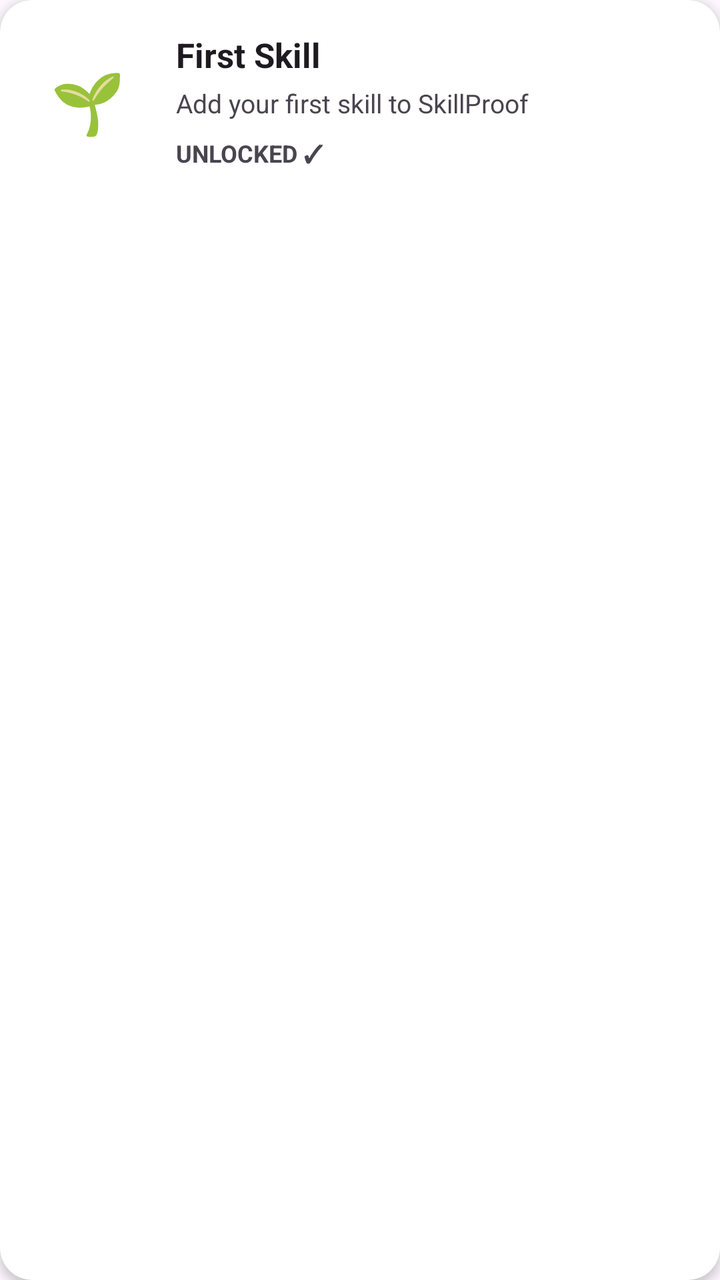
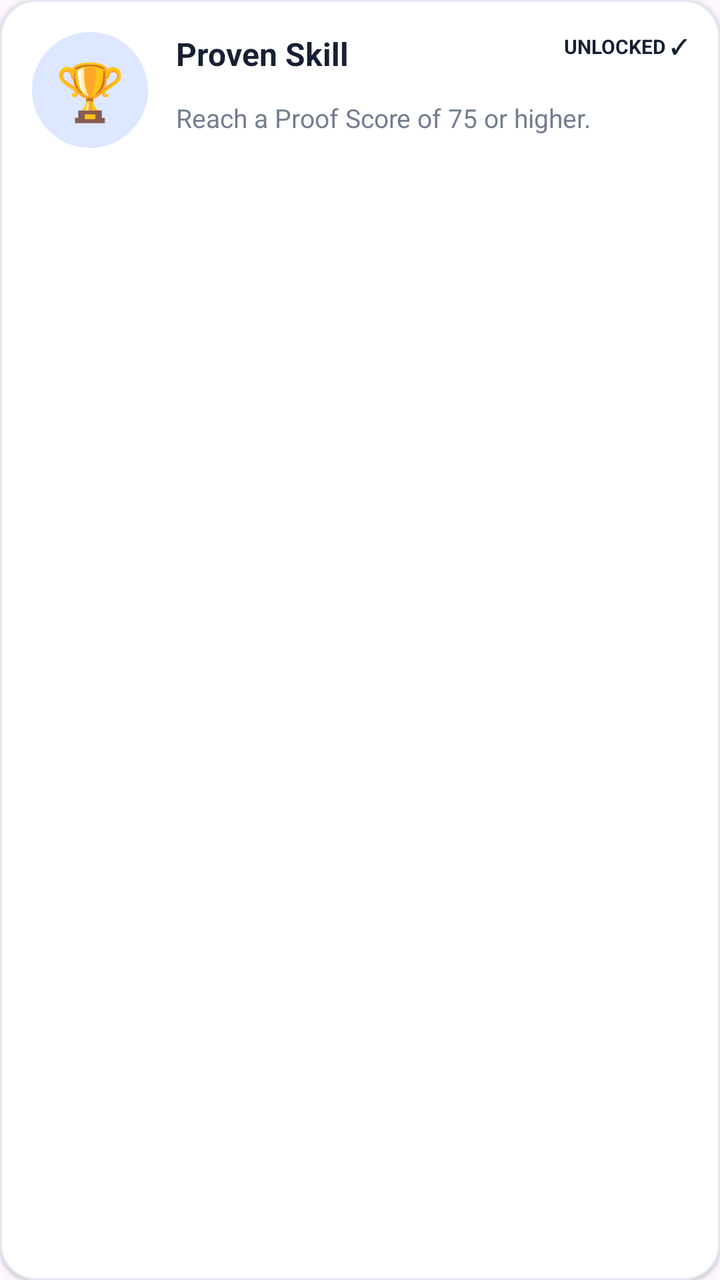

An Android layout rendered at two revisions. The XML below is the earlier revision; the diff shows what the commit changed to produce the second picture.
<!-- AndroidManifest.xml: application theme Theme.Skill_Proof_MAD_ASSIGNMENT_1 -->
<!-- res/layout/item_badge.xml -->
<?xml version="1.0" encoding="utf-8"?>
<androidx.cardview.widget.CardView
    xmlns:android="http://schemas.android.com/apk/res/android"
    xmlns:app="http://schemas.android.com/apk/res-auto"
    android:layout_width="match_parent"
    android:layout_height="wrap_content"
    android:layout_marginStart="16dp"
    android:layout_marginEnd="16dp"
    android:layout_marginBottom="12dp"
    app:cardCornerRadius="16dp"
    app:cardElevation="3dp">

    <androidx.constraintlayout.widget.ConstraintLayout
        android:layout_width="match_parent"
        android:layout_height="wrap_content"
        android:padding="16dp">

        
        <TextView
            android:id="@+id/tvBadgeIcon"
            android:layout_width="56dp"
            android:layout_height="56dp"
            android:gravity="center"
            android:text="🌱"
            android:textSize="30sp"
            app:layout_constraintStart_toStartOf="parent"
            app:layout_constraintTop_toTopOf="parent"
            app:layout_constraintBottom_toBottomOf="parent" />

        
        <TextView
            android:id="@+id/tvBadgeName"
            android:layout_width="0dp"
            android:layout_height="wrap_content"
            android:layout_marginStart="16dp"
            android:text="First Skill"
            android:textSize="17sp"
            android:textStyle="bold"
            android:textColor="?android:attr/textColorPrimary"
            app:layout_constraintStart_toEndOf="@id/tvBadgeIcon"
            app:layout_constraintTop_toTopOf="parent"
            app:layout_constraintEnd_toEndOf="parent" />

        
        <TextView
            android:id="@+id/tvBadgeDescription"
            android:layout_width="0dp"
            android:layout_height="wrap_content"
            android:layout_marginStart="16dp"
            android:layout_marginTop="4dp"
            android:text="Add your first skill to SkillProof"
            android:textSize="13sp"
            android:textColor="?android:attr/textColorSecondary"
            app:layout_constraintStart_toEndOf="@id/tvBadgeIcon"
            app:layout_constraintTop_toBottomOf="@id/tvBadgeName"
            app:layout_constraintEnd_toEndOf="parent" />

        
        <TextView
            android:id="@+id/tvBadgeStatus"
            android:layout_width="wrap_content"
            android:layout_height="wrap_content"
            android:layout_marginStart="16dp"
            android:layout_marginTop="8dp"
            android:text="UNLOCKED ✓"
            android:textSize="12sp"
            android:textStyle="bold"
            app:layout_constraintStart_toEndOf="@id/tvBadgeIcon"
            app:layout_constraintTop_toBottomOf="@id/tvBadgeDescription" />

    </androidx.constraintlayout.widget.ConstraintLayout>

</androidx.cardview.widget.CardView>
<!-- resources referenced by this layout -->
<resources>
  <style name="Theme.Skill_Proof_MAD_ASSIGNMENT_1" parent="Base.Theme.Skill_Proof_MAD_ASSIGNMENT_1" />
  <style name="Base.Theme.Skill_Proof_MAD_ASSIGNMENT_1" parent="Theme.Material3.DayNight.NoActionBar">
          
          
      </style>
</resources>

<!-- the commit's change to res/layout/item_badge.xml (unified diff, before → after) -->
@@ -1,14 +1,15 @@
 <?xml version="1.0" encoding="utf-8"?>
-<androidx.cardview.widget.CardView
+<com.google.android.material.card.MaterialCardView
     xmlns:android="http://schemas.android.com/apk/res/android"
     xmlns:app="http://schemas.android.com/apk/res-auto"
     android:layout_width="match_parent"
     android:layout_height="wrap_content"
-    android:layout_marginStart="16dp"
-    android:layout_marginEnd="16dp"
     android:layout_marginBottom="12dp"
-    app:cardCornerRadius="16dp"
-    app:cardElevation="3dp">
+    app:cardBackgroundColor="@android:color/white"
+    app:cardCornerRadius="18dp"
+    app:cardElevation="1dp"
+    app:strokeColor="#E4E8F0"
+    app:strokeWidth="1dp">
 
     <androidx.constraintlayout.widget.ConstraintLayout
         android:layout_width="match_parent"
@@ -16,58 +17,64 @@
         android:padding="16dp">
 
         
+
         <TextView
             android:id="@+id/tvBadgeIcon"
-            android:layout_width="56dp"
-            android:layout_height="56dp"
+            android:layout_width="58dp"
+            android:layout_height="58dp"
+            android:background="@drawable/bg_circle"
             android:gravity="center"
-            android:text="🌱"
-            android:textSize="30sp"
+            android:text="🏆"
+            android:textSize="28sp"
+            app:layout_constraintBottom_toBottomOf="parent"
             app:layout_constraintStart_toStartOf="parent"
-            app:layout_constraintTop_toTopOf="parent"
-            app:layout_constraintBottom_toBottomOf="parent" />
+            app:layout_constraintTop_toTopOf="parent" />
 
         
+
         <TextView
             android:id="@+id/tvBadgeName"
             android:layout_width="0dp"
             android:layout_height="wrap_content"
-            android:layout_marginStart="16dp"
-            android:text="First Skill"
-            android:textSize="17sp"
+            android:layout_marginStart="14dp"
+            android:layout_marginEnd="8dp"
+            android:text="Proven Skill"
+            android:textColor="#172033"
+            android:textSize="16sp"
             android:textStyle="bold"
-            android:textColor="?android:attr/textColorPrimary"
+            app:layout_constraintEnd_toStartOf="@id/tvBadgeStatus"
             app:layout_constraintStart_toEndOf="@id/tvBadgeIcon"
-            app:layout_constraintTop_toTopOf="parent"
-            app:layout_constraintEnd_toEndOf="parent" />
+            app:layout_constraintTop_toTopOf="@id/tvBadgeIcon" />
 
         
+
+        <TextView
+            android:id="@+id/tvBadgeStatus"
+            android:layout_width="wrap_content"
+            android:layout_height="wrap_content"
+            android:text="UNLOCKED ✓"
+            android:textColor="#172033"
+            android:textSize="10sp"
+            android:textStyle="bold"
+            app:layout_constraintEnd_toEndOf="parent"
+            app:layout_constraintTop_toTopOf="@id/tvBadgeName" />
+
+        
+
         <TextView
             android:id="@+id/tvBadgeDescription"
             android:layout_width="0dp"
             android:layout_height="wrap_content"
-            android:layout_marginStart="16dp"
-            android:layout_marginTop="4dp"
-            android:text="Add your first skill to SkillProof"
+            android:layout_marginTop="6dp"
+            android:layout_marginEnd="8dp"
+            android:text="Reach a Proof Score of 75 or higher."
+            android:textColor="#737D8F"
             android:textSize="13sp"
-            android:textColor="?android:attr/textColorSecondary"
-            app:layout_constraintStart_toEndOf="@id/tvBadgeIcon"
-            app:layout_constraintTop_toBottomOf="@id/tvBadgeName"
-            app:layout_constraintEnd_toEndOf="parent" />
-
-        
-        <TextView
-            android:id="@+id/tvBadgeStatus"
-            android:layout_width="wrap_content"
-            android:layout_height="wrap_content"
-            android:layout_marginStart="16dp"
-            android:layout_marginTop="8dp"
-            android:text="UNLOCKED ✓"
-            android:textSize="12sp"
-            android:textStyle="bold"
-            app:layout_constraintStart_toEndOf="@id/tvBadgeIcon"
-            app:layout_constraintTop_toBottomOf="@id/tvBadgeDescription" />
+            app:layout_constraintBottom_toBottomOf="@id/tvBadgeIcon"
+            app:layout_constraintEnd_toEndOf="@id/tvBadgeStatus"
+            app:layout_constraintStart_toStartOf="@id/tvBadgeName"
+            app:layout_constraintTop_toBottomOf="@id/tvBadgeName" />
 
     </androidx.constraintlayout.widget.ConstraintLayout>
 
-</androidx.cardview.widget.CardView>
+</com.google.android.material.card.MaterialCardView>
<!-- resource entries referenced after the edit -->
@@ -1,5 +1,13 @@
 <!-- resources referenced by this layout -->
 <resources>
+  <!-- drawable bg_circle (drawable) -->
+  <?xml version="1.0" encoding="utf-8"?>
+  <shape xmlns:android="http://schemas.android.com/apk/res/android"
+      android:shape="oval">
+  
+      <solid android:color="#DDE7FF" />
+  
+  </shape>
   <style name="Theme.Skill_Proof_MAD_ASSIGNMENT_1" parent="Base.Theme.Skill_Proof_MAD_ASSIGNMENT_1" />
   <style name="Base.Theme.Skill_Proof_MAD_ASSIGNMENT_1" parent="Theme.Material3.DayNight.NoActionBar">
           
